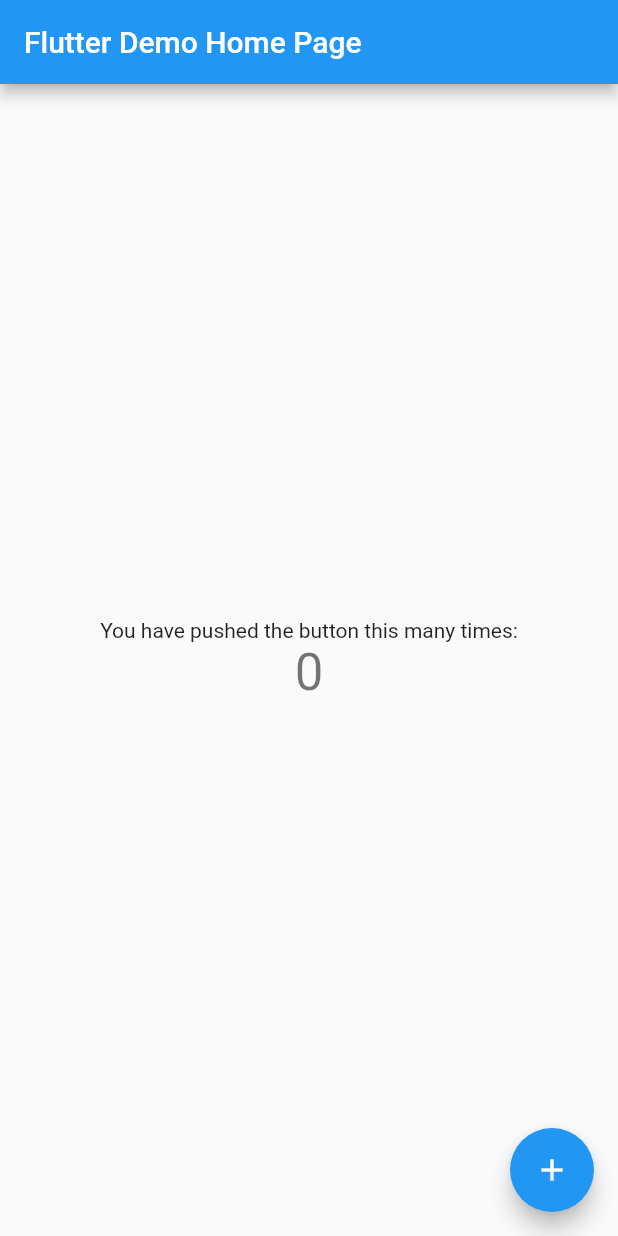
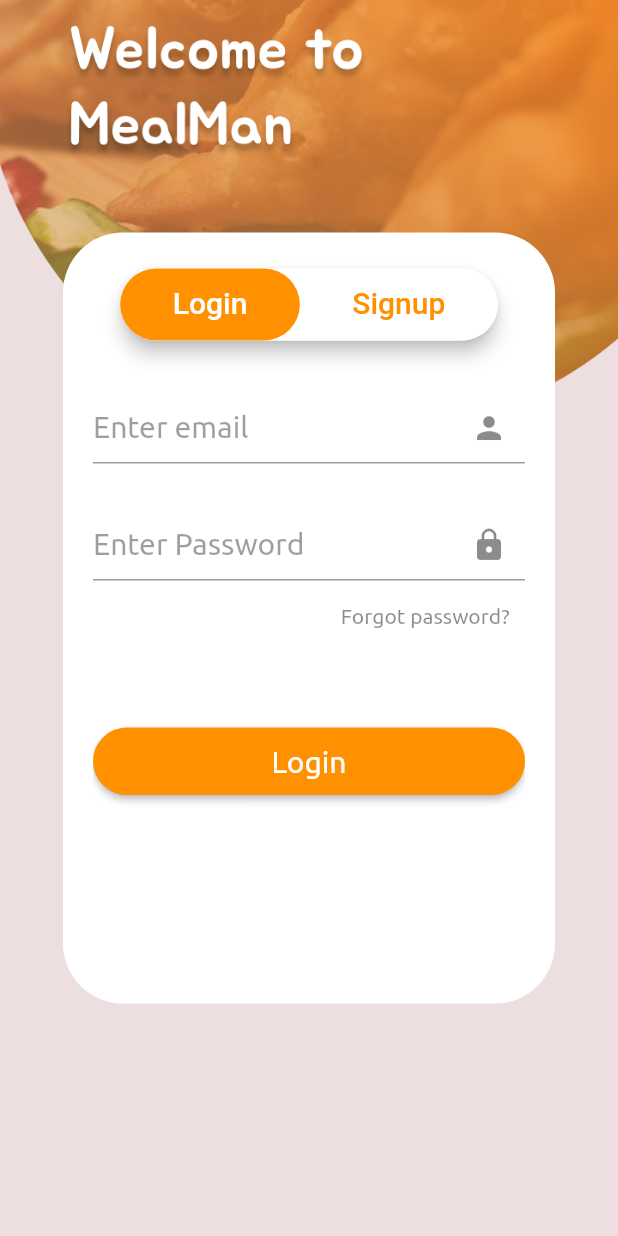
Before and after one commit to Biggo111/project_mealman, a Flutter app: the screen it shows after launch, on a phone screen of 412 x 824 dp. Run offline on Flutter 3.47's test engine with Material 2 defaults, Android fonts, the phone set to English and light mode, and no system bars; our stand-ins replace firebase_core, logger; accounts and stored records are empty; Roboto replaces fonts that are missing (Jua); project files that could hold a hidden picture were left out.

Commit message:
Login_Signup_Page

```diff
--- a/lib/app/core/app_colors.dart
+++ b/lib/app/core/app_colors.dart
@@ -1,7 +1,7 @@
 import 'package:flutter/material.dart';
 
 class AppColors{
-  static const Color mainColor = Color(0xFE7C00);
-  static const Color backgroundColor = Color(0xEDDFDF);
-  static const Color textColorDark = Color(0x000000);
+  static const Color mainColor = Color(0xFFFF9000);
+  static const Color backgroundColor = Color(0x00eddfdf);
+  static const Color textColorDark = Color(0x00000000);
 }
--- /dev/null
+++ b/lib/app/screens/Signup_Page/login_tab.dart
@@ -0,0 +1,93 @@
+import 'package:flutter/material.dart';
+import 'package:project_mealman/app/core/app_colors.dart';
+
+class LoginTab extends StatefulWidget {
+  const LoginTab({super.key});
+
+  @override
+  State<LoginTab> createState() => _LoginTabState();
+}
+
+class _LoginTabState extends State<LoginTab> {
+  @override
+  Widget build(BuildContext context) {
+    return SingleChildScrollView(
+      physics: const BouncingScrollPhysics(),
+      child: Column(
+        children: [
+          const SizedBox(
+            height: 30,
+          ),
+          TextField(
+            decoration: const InputDecoration(
+              enabled: true,
+              suffixIcon: Icon(Icons.person),
+              hintText: "Enter email",
+              hintStyle: TextStyle(
+                color: Colors.black38,
+                fontFamily: 'Ubuntu',
+                fontSize: 20,
+              ),
+            ),
+            keyboardType: TextInputType.emailAddress,
+            onChanged: (String value) {},
+          ),
+          const SizedBox(height: 30,),
+          TextField(
+            obscureText: true,
+            decoration: const InputDecoration(
+              enabled: true,
+              suffixIcon: Icon(Icons.lock),
+              hintText: "Enter Password",
+              hintStyle: TextStyle(
+                color: Colors.black38,
+                fontFamily: 'Ubuntu',
+                fontSize: 20,
+              ),
+            ),
+            keyboardType: TextInputType.emailAddress,
+            onChanged: (String value) {},
+          ),
+          Padding(
+            padding: const EdgeInsets.only(
+              left: 155,
+            ),
+            child: TextButton(
+              child: const Text(
+                "Forgot password?",
+                style: TextStyle(
+                  fontFamily: 'Ubuntu',
+                  color: Colors.black45,
+                ),
+              ),
+              onPressed: (){},
+            ),
+          ),
+          const SizedBox(
+            height: 50,
+          ),
+          SizedBox(
+            height: 45,
+            width: double.infinity,
+            child: ElevatedButton(
+              onPressed: (){},
+              style: ElevatedButton.styleFrom(
+                backgroundColor: AppColors.mainColor,
+                shape: RoundedRectangleBorder(
+                  borderRadius: BorderRadius.circular(40),
+                ),
+              ),
+              child: const Text(
+                "Login",
+                style: TextStyle(
+                  fontFamily: 'Ubuntu',
+                  fontSize: 20,
+                ),
+              ),
+            ),
+          ),
+        ],
+      ),
+    );
+  }
+}
--- /dev/null
+++ b/lib/app/screens/Signup_Page/signup_page.dart
@@ -0,0 +1,117 @@
+import 'package:flutter/material.dart';
+import 'package:project_mealman/app/core/app_colors.dart';
+import 'package:project_mealman/app/screens/Signup_Page/login_tab.dart';
+import 'package:project_mealman/app/screens/Signup_Page/signup_tab.dart';
+
+class SignupPage extends StatefulWidget {
+  const SignupPage({super.key});
+
+  @override
+  State<SignupPage> createState() => _SignupPageState();
+}
+
+class _SignupPageState extends State<SignupPage> with TickerProviderStateMixin {
+  @override
+  Widget build(BuildContext context) {
+    TabController tabController = TabController(length: 2, vsync: this);
+    return SafeArea(
+      child: Scaffold(
+        resizeToAvoidBottomInset: false,
+        body: Container(
+            decoration: const BoxDecoration(
+              image: DecorationImage(
+                  image: AssetImage(
+                      "assets/signuppage_images/signupPageBackground.png"),
+                  fit: BoxFit.cover),
+            ),
+            child: Padding(
+              padding: const EdgeInsets.symmetric(
+                horizontal: 42,
+                vertical: 155,
+              ),
+              child: Container(
+                decoration: BoxDecoration(
+                    borderRadius: BorderRadius.circular(40), color: Colors.white),
+                child: Padding(
+                  padding: const EdgeInsets.all(20),
+                  child: Column(
+                    children: [
+                      Card(
+                        shape: RoundedRectangleBorder(
+                            borderRadius: BorderRadius.circular(40)),
+                        elevation: 5,
+                        child: Container(
+                            decoration: BoxDecoration(
+                              borderRadius: BorderRadius.circular(40),
+                              //border: Border.all(),
+                              color: Colors.white,
+                            ),
+                            child: TabBar(
+                              indicator: BoxDecoration(
+                                borderRadius: BorderRadius.circular(40),
+                                color: AppColors.mainColor,
+                              ),
+                              controller: tabController,
+                              isScrollable: true,
+                              labelPadding:
+                                  const EdgeInsets.symmetric(horizontal: 35),
+                              unselectedLabelColor: AppColors.mainColor,
+                              tabs: const [
+                                Tab(
+                                  child: Text(
+                                    'Login',
+                                    style: TextStyle(
+                                      fontSize: 20,
+                                      fontFamily: 'Jua',
+                                    ),
+                                  ),
+                                ),
+                                Tab(
+                                  child: Text(
+                                    'Signup',
+                                    style: TextStyle(
+                                        fontSize: 20, fontFamily: 'Jua'),
+                                  ),
+                                ),
+                              ],
+                            )),
+                      ),
+                      Expanded(
+                        child: TabBarView(
+                          controller: tabController,
+                          children: [
+                            //LoginTab(),
+                            ListView.builder(
+                              itemCount: 1,
+                              itemBuilder: (_,index){
+                              return Container(
+                                //height: 300,
+                                //width: 200,
+                                child: LoginTab(),
+                              );
+                            }),
+                            SignupTab(),
+                          ],
+                        ),
+                      )
+                    ],
+                  ),
+                ),
+              ),
+            )),
+      ),
+    );
+  }
+}
+
+// Widget _getEmailInputField() {
+//   return Container(
+//     margin: const EdgeInsets.symmetric(horizontal: 10.0),
+//     child: TextField(
+//       decoration: const InputDecoration(
+//           suffix: Icon(Icons.email_outlined), hintText: "Enter email"),
+//       keyboardType: TextInputType.emailAddress,
+//       onChanged: (String value) {},
+//     ),
+//   );
+// }
--- a/lib/main.dart
+++ b/lib/main.dart
@@ -1,118 +1,19 @@
 import 'package:flutter/material.dart';
 import 'package:project_mealman/app/core/services/firebase_service.dart';
+import 'package:project_mealman/app/screens/Signup_Page/signup_page.dart';
 
 void main() async{
   WidgetsFlutterBinding.ensureInitialized();
   await FirebaseService.enableFirebase();
   runApp(const MyApp());
 }
-
 class MyApp extends StatelessWidget {
   const MyApp({super.key});
 
-  // This widget is the root of your application.
   @override
   Widget build(BuildContext context) {
-    return MaterialApp(
-      title: 'Flutter Demo',
-      theme: ThemeData(
-        // This is the theme of your application.
-        //
-        // Try running your application with "flutter run". You'll see the
-        // application has a blue toolbar. Then, without quitting the app, try
-        // changing the primarySwatch below to Colors.green and then invoke
-        // "hot reload" (press "r" in the console where you ran "flutter run",
-        // or simply save your changes to "hot reload" in a Flutter IDE).
-        // Notice that the counter didn't reset back to zero; the application
-        // is not restarted.
-        primarySwatch: Colors.blue,
-      ),
-      home: const MyHomePage(title: 'Flutter Demo Home Page'),
+    return const MaterialApp(
+      home: SignupPage(),
     );
   }
 }
-
-class MyHomePage extends StatefulWidget {
-  const MyHomePage({super.key, required this.title});
-
-  // This widget is the home page of your application. It is stateful, meaning
-  // that it has a State object (defined below) that contains fields that affect
-  // how it looks.
-
-  // This class is the configuration for the state. It holds the values (in this
-  // case the title) provided by the parent (in this case the App widget) and
-  // used by the build method of the State. Fields in a Widget subclass are
-  // always marked "final".
-
-  final String title;
-
-  @override
-  State<MyHomePage> createState() => _MyHomePageState();
-}
-
-class _MyHomePageState extends State<MyHomePage> {
-  int _counter = 0;
-
-  void _incrementCounter() {
-    setState(() {
-      // This call to setState tells the Flutter framework that something has
-      // changed in this State, which causes it to rerun the build method below
-      // so that the display can reflect the updated values. If we changed
-      // _counter without calling setState(), then the build method would not be
-      // called again, and so nothing would appear to happen.
-      _counter++;
-    });
-  }
-
-  @override
-  Widget build(BuildContext context) {
-    // This method is rerun every time setState is called, for instance as done
-    // by the _incrementCounter method above.
-    //
-    // The Flutter framework has been optimized to make rerunning build methods
-    // fast, so that you can just rebuild anything that needs updating rather
-    // than having to individually change instances of widgets.
-    return Scaffold(
-      appBar: AppBar(
-        // Here we take the value from the MyHomePage object that was created by
-        // the App.build method, and use it to set our appbar title.
-        title: Text(widget.title),
-      ),
-      body: Center(
-        // Center is a layout widget. It takes a single child and positions it
-        // in the middle of the parent.
-        child: Column(
-          // Column is also a layout widget. It takes a list of children and
-          // arranges them vertically. By default, it sizes itself to fit its
-          // children horizontally, and tries to be as tall as its parent.
-          //
-          // Invoke "debug painting" (press "p" in the console, choose the
-          // "Toggle Debug Paint" action from the Flutter Inspector in Android
-          // Studio, or the "Toggle Debug Paint" command in Visual Studio Code)
-          // to see the wireframe for each widget.
-          //
-          // Column has various properties to control how it sizes itself and
-          // how it positions its children. Here we use mainAxisAlignment to
-          // center the children vertically; the main axis here is the vertical
-          // axis because Columns are vertical (the cross axis would be
-          // horizontal).
-          mainAxisAlignment: MainAxisAlignment.center,
-          children: <Widget>[
-            const Text(
-              'You have pushed the button this many times:',
-            ),
-            Text(
-              '$_counter',
-              style: Theme.of(context).textTheme.headline4,
-            ),
-          ],
-        ),
-      ),
-      floatingActionButton: FloatingActionButton(
-        onPressed: _incrementCounter,
-        tooltip: 'Increment',
-        child: const Icon(Icons.add),
-      ), // This trailing comma makes auto-formatting nicer for build methods.
-    );
-  }
-}
--- a/pubspec.yaml
+++ b/pubspec.yaml
@@ -62,8 +62,8 @@
   uses-material-design: true
 
   # To add assets to your application, add an assets section, like this:
-  # assets:
-  #   - images/a_dot_burr.jpeg
+  assets:
+    - assets/signuppage_images/
   #   - images/a_dot_ham.jpeg
 
   # An image asset can refer to one or more resolution-specific "variants", see
```
Also changed, not shown: lib/app/screens/Signup_Page/signup_tab.dart (added, +111 -0 lines), assets/signuppage_images/signupPageBackground.png (added).
